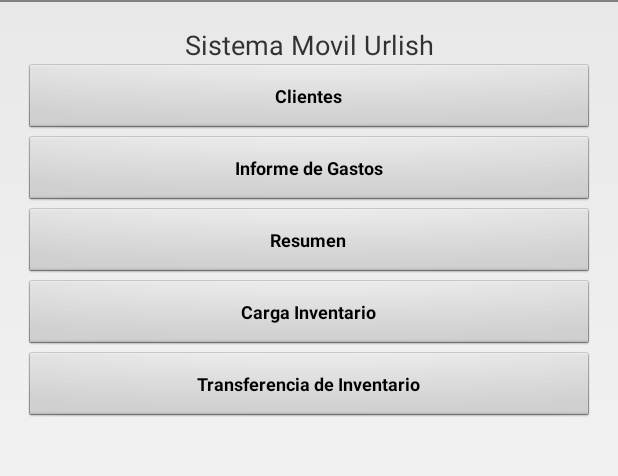
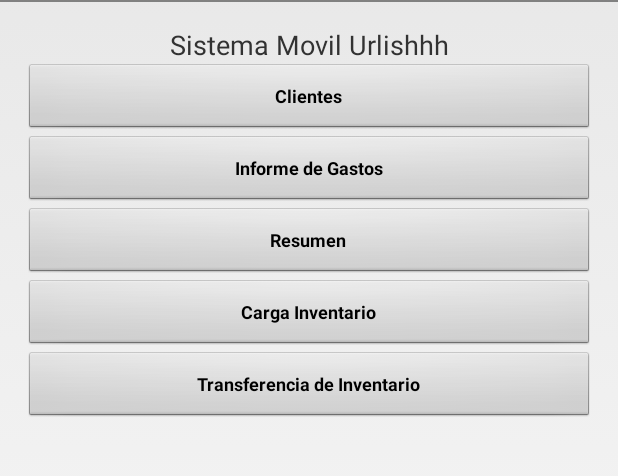
Before and after one commit to consultorasystemstrategy/Union, an Android app: the screen it shows after launch (VMovil_Evento_Indice), on a phone screen of 412 x 824 dp, the part 36-512 px from its top. Run offline under Robolectric (Android 15) with nearby library versions, the phone set to English and light mode, and no system bars.

Commit message:
cambios de urlish

```diff
--- a/app/src/main/res/layout/princ_evento_indice.xml
+++ b/app/src/main/res/layout/princ_evento_indice.xml
@@ -11,7 +11,7 @@
     <TextView
         android:layout_width="match_parent"
         android:layout_height="wrap_content"
-        android:text="Sistema Movil Urlish"
+        android:text="Sistema Movil Urlishhh"
         android:id="@+id/VEI_TVWtitulo"
         android:layout_alignParentTop="true"
         android:layout_centerHorizontal="true"
```
